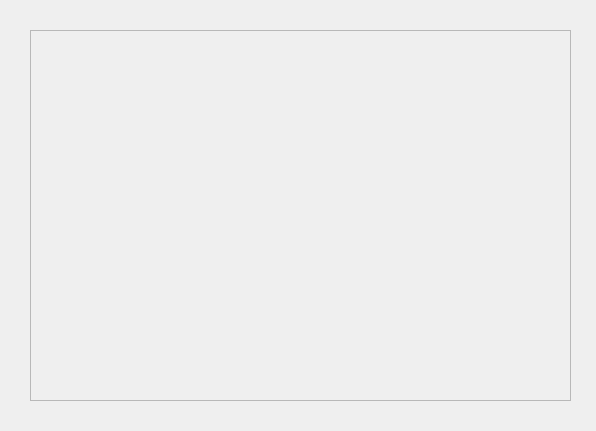
First picture: the form in inputmanager.ui, repository ahmed-agiza/Jupiter, before the edit.
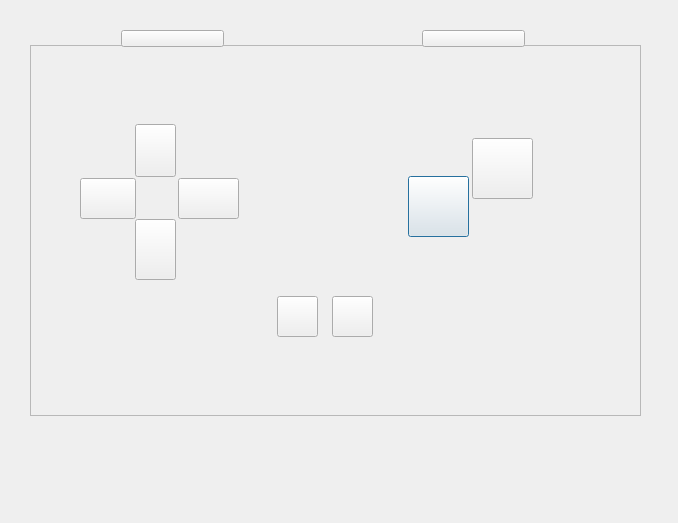
Second picture: the form after the edit. Icons and pictures are not drawn.

```diff
--- a/inputmanager.ui
+++ b/inputmanager.ui
@@ -6,8 +6,8 @@
    <rect>
     <x>0</x>
     <y>0</y>
-    <width>596</width>
-    <height>431</height>
+    <width>678</width>
+    <height>523</height>
    </rect>
   </property>
   <property name="windowTitle">
@@ -20,8 +20,8 @@
    <property name="geometry">
     <rect>
      <x>30</x>
-     <y>30</y>
-     <width>541</width>
+     <y>45</y>
+     <width>611</width>
      <height>371</height>
     </rect>
    </property>
@@ -37,6 +37,285 @@
     <enum>QFrame::Raised</enum>
    </property>
   </widget>
+  <widget class="QPushButton" name="B">
+   <property name="geometry">
+    <rect>
+     <x>408</x>
+     <y>176</y>
+     <width>61</width>
+     <height>61</height>
+    </rect>
+   </property>
+   <property name="styleSheet">
+    <string notr="true">QPushButton{
+	background-image: url(C:/stuff/buttons/ab2.png);
+	background-repeat: no-repeat;
+
+}
+
+QPushButton:checked{
+		background-image: url(C:/stuff/buttons/ab2_pressed.png);
+	background-repeat: no-repeat;
+}</string>
+   </property>
+   <property name="text">
+    <string/>
+   </property>
+   <property name="checkable">
+    <bool>true</bool>
+   </property>
+  </widget>
+  <widget class="QPushButton" name="A">
+   <property name="geometry">
+    <rect>
+     <x>472</x>
+     <y>138</y>
+     <width>61</width>
+     <height>61</height>
+    </rect>
+   </property>
+   <property name="styleSheet">
+    <string notr="true">QPushButton{
+	background-image: url(C:/stuff/buttons/ab2.png);
+	background-repeat: no-repeat;
+	border-color:#1E665D;
+	border-width: 1px;
+
+}
+
+QPushButton:checked{
+		background-image: url(C:/stuff/buttons/ab2_pressed.png);
+	background-repeat: no-repeat;
+	border-color: #1E665D;
+	border-width: 1px;
+}</string>
+   </property>
+   <property name="text">
+    <string/>
+   </property>
+   <property name="checkable">
+    <bool>true</bool>
+   </property>
+   <property name="checked">
+    <bool>false</bool>
+   </property>
+  </widget>
+  <widget class="QPushButton" name="select">
+   <property name="geometry">
+    <rect>
+     <x>277</x>
+     <y>296</y>
+     <width>41</width>
+     <height>41</height>
+    </rect>
+   </property>
+   <property name="styleSheet">
+    <string notr="true">QPushButton{
+	background-image: url(C:/stuff/buttons/startselectbutton.png);
+	background-repeat: no-repeat;
+}
+
+QPushButton:checked{
+		background-image: url(C:/stuff/buttons/startselectbutton_pressed.png);
+	background-repeat: no-repeat;
+}</string>
+   </property>
+   <property name="text">
+    <string/>
+   </property>
+   <property name="checkable">
+    <bool>true</bool>
+   </property>
+  </widget>
+  <widget class="QPushButton" name="start">
+   <property name="geometry">
+    <rect>
+     <x>332</x>
+     <y>296</y>
+     <width>41</width>
+     <height>41</height>
+    </rect>
+   </property>
+   <property name="styleSheet">
+    <string notr="true">QPushButton{
+	background-image: url(C:/stuff/buttons/startselectbutton.png);
+	background-repeat: no-repeat;
+}
+
+QPushButton:checked{
+		background-image: url(C:/stuff/buttons/startselectbutton_pressed.png);
+	background-repeat: no-repeat;
+}</string>
+   </property>
+   <property name="text">
+    <string/>
+   </property>
+   <property name="checkable">
+    <bool>true</bool>
+   </property>
+  </widget>
+  <widget class="QPushButton" name="up">
+   <property name="geometry">
+    <rect>
+     <x>135</x>
+     <y>124</y>
+     <width>41</width>
+     <height>53</height>
+    </rect>
+   </property>
+   <property name="styleSheet">
+    <string notr="true">QPushButton{
+	background-image: url(C:/stuff/buttons/up.png);
+	background-repeat: no-repeat;
+}
+
+QPushButton:checked{
+		background-image: url(C:/stuff/buttons/up_pressed.png);
+	background-repeat: no-repeat;
+}</string>
+   </property>
+   <property name="text">
+    <string/>
+   </property>
+   <property name="checkable">
+    <bool>true</bool>
+   </property>
+  </widget>
+  <widget class="QPushButton" name="down">
+   <property name="geometry">
+    <rect>
+     <x>135</x>
+     <y>219</y>
+     <width>41</width>
+     <height>61</height>
+    </rect>
+   </property>
+   <property name="styleSheet">
+    <string notr="true">QPushButton{
+	background-image: url(C:/stuff/buttons/down.png);
+	background-repeat: no-repeat;
+}
+
+QPushButton:checked{
+		background-image: url(C:/stuff/buttons/down_pressed.png);
+	background-repeat: no-repeat;
+}</string>
+   </property>
+   <property name="text">
+    <string/>
+   </property>
+   <property name="checkable">
+    <bool>true</bool>
+   </property>
+  </widget>
+  <widget class="QPushButton" name="right">
+   <property name="geometry">
+    <rect>
+     <x>178</x>
+     <y>178</y>
+     <width>61</width>
+     <height>41</height>
+    </rect>
+   </property>
+   <property name="styleSheet">
+    <string notr="true">QPushButton{
+	background-image: url(C:/stuff/buttons/right.png);
+	background-repeat: no-repeat;
+}
+
+QPushButton:checked{
+		background-image: url(C:/stuff/buttons/right_pressed.png);
+	background-repeat: no-repeat;
+}</string>
+   </property>
+   <property name="text">
+    <string/>
+   </property>
+   <property name="checkable">
+    <bool>true</bool>
+   </property>
+  </widget>
+  <widget class="QPushButton" name="left">
+   <property name="geometry">
+    <rect>
+     <x>80</x>
+     <y>178</y>
+     <width>56</width>
+     <height>41</height>
+    </rect>
+   </property>
+   <property name="styleSheet">
+    <string notr="true">QPushButton{
+	background-image: url(C:/stuff/buttons/left.png);
+	background-repeat: no-repeat;
+}
+
+QPushButton:checked{
+		background-image: url(C:/stuff/buttons/left_pressed.png);
+	background-repeat: no-repeat;
+}</string>
+   </property>
+   <property name="text">
+    <string/>
+   </property>
+   <property name="checkable">
+    <bool>true</bool>
+   </property>
+  </widget>
+  <widget class="QPushButton" name="l">
+   <property name="geometry">
+    <rect>
+     <x>121</x>
+     <y>30</y>
+     <width>103</width>
+     <height>17</height>
+    </rect>
+   </property>
+   <property name="styleSheet">
+    <string notr="true">QPushButton{
+	background-image: url(C:/stuff/buttons/l.png);
+	background-repeat: no-repeat;
+}
+
+QPushButton:checked{
+		background-image: url(C:/stuff/buttons/l_pressed.png);
+	background-repeat: no-repeat;
+}</string>
+   </property>
+   <property name="text">
+    <string/>
+   </property>
+   <property name="checkable">
+    <bool>true</bool>
+   </property>
+  </widget>
+  <widget class="QPushButton" name="r">
+   <property name="geometry">
+    <rect>
+     <x>422</x>
+     <y>30</y>
+     <width>103</width>
+     <height>17</height>
+    </rect>
+   </property>
+   <property name="styleSheet">
+    <string notr="true">QPushButton{
+	background-image: url(C:/stuff/buttons/r.png);
+	background-repeat: no-repeat;
+}
+
+QPushButton:checked{
+		background-image: url(C:/stuff/buttons/r_pressed.png);
+	background-repeat: no-repeat;
+}</string>
+   </property>
+   <property name="text">
+    <string/>
+   </property>
+   <property name="checkable">
+    <bool>true</bool>
+   </property>
+  </widget>
  </widget>
  <resources/>
  <connections/>
```
Left out of the diff: 2 changed lines with no effect on the pictures.
